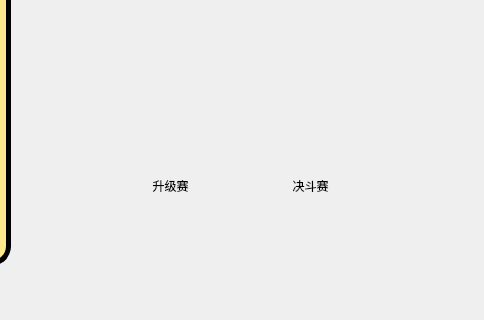
This is src/client/fightwidget.ui in Connor1996/Pokemon as Qt 5 draws it before an edit; both pictures show x 730 to 1214 and y 395 to 715 of the 1214 by 715 pixel window. The edited form follows.
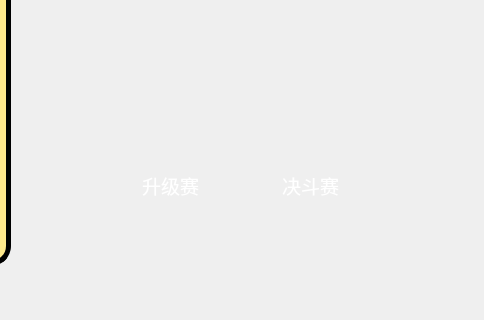
This is the edited form. Icons and pictures are not drawn.

```diff
--- a/src/client/fightwidget.ui
+++ b/src/client/fightwidget.ui
@@ -206,8 +206,15 @@
      <height>101</height>
     </rect>
    </property>
+   <property name="font">
+    <font>
+     <family>黑体</family>
+     <pointsize>14</pointsize>
+    </font>
+   </property>
    <property name="styleSheet">
-    <string notr="true">border-image: url(:/begin1);</string>
+    <string notr="true">border-image: url(:/begin1);
+color: rgb(255, 255, 255);</string>
    </property>
    <property name="text">
     <string>升级赛</string>
@@ -225,8 +232,15 @@
      <height>101</height>
     </rect>
    </property>
+   <property name="font">
+    <font>
+     <family>黑体</family>
+     <pointsize>14</pointsize>
+    </font>
+   </property>
    <property name="styleSheet">
-    <string notr="true">border-image: url(:/begin2);</string>
+    <string notr="true">border-image: url(:/begin2);
+color: rgb(255, 255, 255);</string>
    </property>
    <property name="text">
     <string>决斗赛</string>
```
